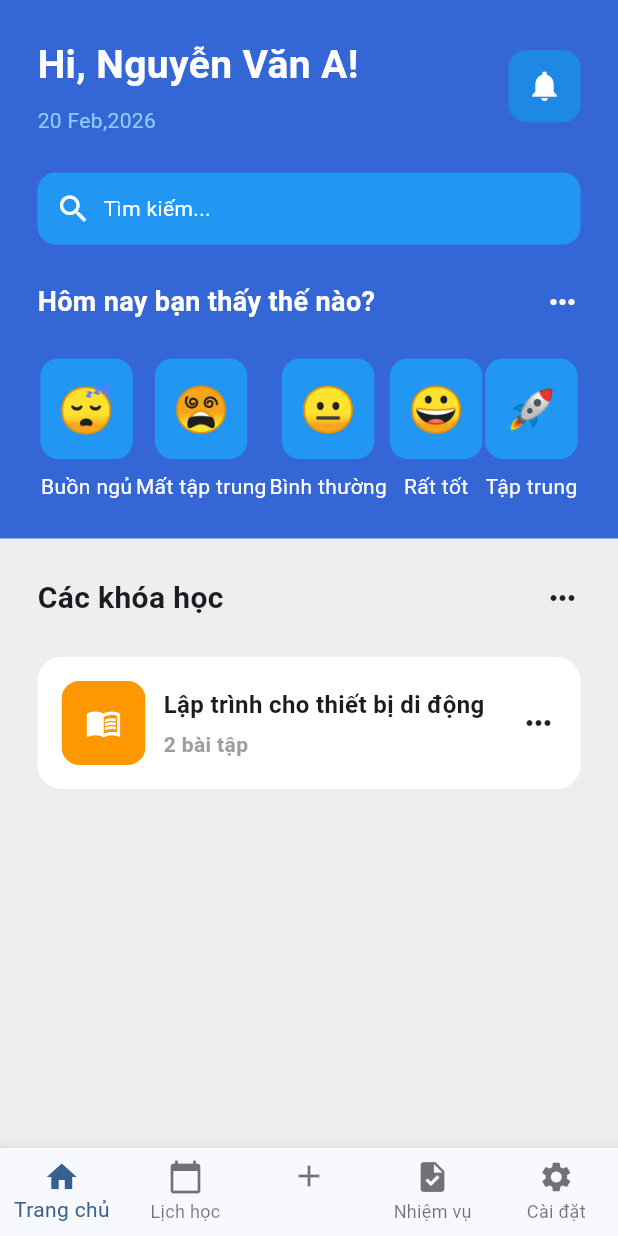
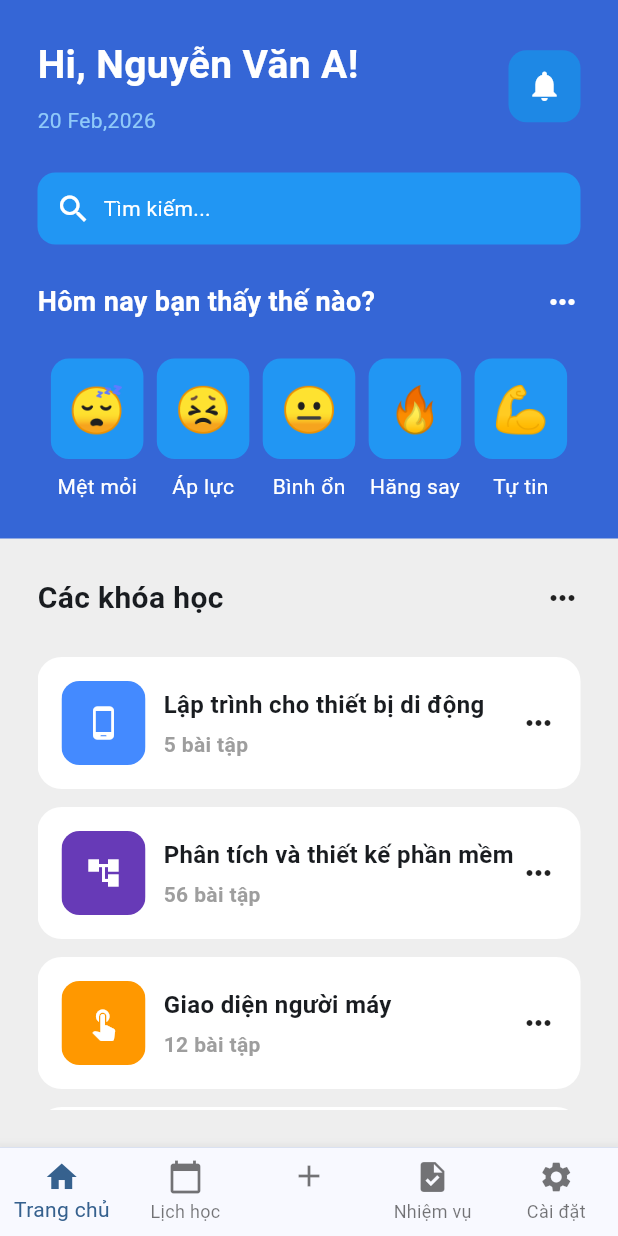
Before and after one commit to vuonglinh491/2025_2_LTTBDD_N02_Nhom_16, a Flutter app: the screen it shows after launch, on a phone screen of 412 x 824 dp. Run offline on Flutter 3.47's test engine with Material 3 defaults, Android fonts, the phone set to English and light mode, and no system bars.

Commit message:
Phần trang chủ update

```diff
--- a/lib/pages/home.dart
+++ b/lib/pages/home.dart
@@ -1,5 +1,6 @@
 import 'package:flutter/material.dart';
-import 'package:student_study_planner_app/rate/emoticon.dart';
+import 'package:student_study_planner_app/util/courses.dart';
+import 'package:student_study_planner_app/util/emoticon.dart';
 
 class Home extends StatefulWidget {
   const Home({super.key});
@@ -137,7 +138,7 @@ class _HomeState extends State<Home> {
                         height: 8,
                       ),
                       Text(
-                        'Buồn ngủ',
+                        'Mệt mỏi',
                         style: TextStyle(
                           color: Colors.white,
                         ),
@@ -149,13 +150,13 @@ class _HomeState extends State<Home> {
                   Column(
                     children: [
                       CamXuc(
-                        camxuc: '😵',
+                        camxuc: '😣',
                       ),
                       SizedBox(
                         height: 8,
                       ),
                       Text(
-                        'Mất tập trung',
+                        'Áp lực',
                         style: TextStyle(
                           color: Colors.white,
                         ),
@@ -173,7 +174,7 @@ class _HomeState extends State<Home> {
                         height: 8,
                       ),
                       Text(
-                        'Bình thường',
+                        'Bình ổn',
                         style: TextStyle(
                           color: Colors.white,
                         ),
@@ -181,17 +182,17 @@ class _HomeState extends State<Home> {
                     ],
                   ),
 
-                  //Rất tốt
+                  //Khá tốt
                   Column(
                     children: [
                       CamXuc(
-                        camxuc: '😀',
+                        camxuc: '🔥',
                       ),
                       SizedBox(
                         height: 8,
                       ),
                       Text(
-                        'Rất tốt',
+                        'Hăng say',
                         style: TextStyle(
                           color: Colors.white,
                         ),
@@ -203,13 +204,13 @@ class _HomeState extends State<Home> {
                   Column(
                     children: [
                       CamXuc(
-                        camxuc: '🚀',
+                        camxuc: '💪',
                       ),
                       SizedBox(
                         height: 8,
                       ),
                       Text(
-                        'Tập trung',
+                        'Tự tin',
                         style: TextStyle(
                           color: Colors.white,
                         ),
@@ -248,60 +249,41 @@ class _HomeState extends State<Home> {
                 ),
 
                 // Xem danh sách nd
-                Container(
-                  padding: EdgeInsets.all(16),
-                  decoration: BoxDecoration(
-                    color: Colors.white,
-                    borderRadius: BorderRadius.circular(16),
+                Expanded(
+                  child: ListView(
+                    children: [
+                      KhoaHoc(
+                        BieuTuong: Icons.phone_android,
+                        TenKhoaHoc: 'Lập trình cho thiết bị di động',
+                        SoBaiTap: 5,
+                        MauSac: Colors.blueAccent,
                       ),
-                  child: Row(
-                    mainAxisAlignment: MainAxisAlignment.spaceBetween,
-                    children: [
-
-                      Row(children: [
-                        ClipRRect(
-                          borderRadius: BorderRadius.circular(12),
-                          child: Container(
-                            padding: EdgeInsets.all(16),
-                            color: Colors.orange,
-                            child: Icon(
-                              Icons.menu_book,
-                              color: Colors.white,
+                      KhoaHoc(
+                        BieuTuong: Icons.account_tree,
+                        TenKhoaHoc: 'Phân tích và thiết kế phần mềm',
+                        SoBaiTap: 56,
+                        MauSac: Colors.deepPurple,
                       ),
+                      KhoaHoc(
+                        BieuTuong: Icons.touch_app,
+                        TenKhoaHoc: 'Giao diện người máy',
+                        SoBaiTap: 12,
+                        MauSac: Colors.orange,
                       ),
+                      KhoaHoc(
+                        BieuTuong: Icons.functions,
+                        TenKhoaHoc: 'Tối ưu hóa',
+                        SoBaiTap: 9,
+                        MauSac: Colors.redAccent,
                       ),
-
-                        SizedBox(
-                          width: 12,
+                      KhoaHoc(
+                        BieuTuong: Icons.menu_book,
+                        TenKhoaHoc: 'Tiếng anh 2',
+                        SoBaiTap: 5,
+                        MauSac: Colors.teal,
                       ),
-                        Column(
-                          crossAxisAlignment: CrossAxisAlignment.start,
-                          children: [
-                            Text(
-                              'Lập trình cho thiết bị di động',
-                              style: TextStyle(
-                                fontWeight: FontWeight.bold,
-                                fontSize: 16,
-                              ),
-                            ),
-                            SizedBox(
-                              height: 5,
-                            ),
-                            Text(
-                              '2 bài tập',
-                              style: TextStyle(
-                                fontWeight: FontWeight.bold,
-                                color: Colors.grey,
-                                fontSize: 14,
-                              ),
-                            )
                     ],
                   ),
-                      ],),
-
-                      Icon(Icons.more_horiz),
-                    ],
-                  )
                 ),
               ],),
             ),
--- /dev/null
+++ b/lib/util/courses.dart
@@ -0,0 +1,79 @@
+import 'package:flutter/material.dart';
+
+class KhoaHoc extends StatelessWidget {
+
+  final BieuTuong;
+  final String TenKhoaHoc;
+  final int SoBaiTap;
+  final MauSac;
+
+  const KhoaHoc({
+    Key? key,
+    required this.BieuTuong,
+    required this.TenKhoaHoc,
+    required this.SoBaiTap,
+    required this.MauSac,
+  });
+
+  @override
+  Widget build(BuildContext context) {
+    return Padding(
+      padding: const EdgeInsets.only(bottom: 12.0),
+      child: Container(
+        padding: EdgeInsets.all(16),
+        decoration: BoxDecoration(
+          color: Colors.white,
+          borderRadius: BorderRadius.circular(16),
+        ),
+        child: Row(
+          mainAxisAlignment: MainAxisAlignment.spaceBetween,
+          children: [
+
+            Row(children: [
+              ClipRRect(
+                borderRadius: BorderRadius.circular(12),
+                child: Container(
+                  padding: EdgeInsets.all(16),
+                  color: MauSac,
+                  child: Icon(
+                    BieuTuong,
+                    color: Colors.white,
+                  ),
+                ),
+              ),
+
+              SizedBox(
+                width: 12,
+              ),
+              Column(
+                crossAxisAlignment: CrossAxisAlignment.start,
+                children: [
+                  Text(
+                    TenKhoaHoc,
+                    style: TextStyle(
+                      fontWeight: FontWeight.bold,
+                      fontSize: 16,
+                    ),
+                  ),
+                  SizedBox(
+                    height: 5,
+                  ),
+                  Text(
+                    SoBaiTap.toString() + ' bài tập',
+                    style: TextStyle(
+                      fontWeight: FontWeight.bold,
+                      color: Colors.grey,
+                      fontSize: 14,
+                    ),
+                  )
+                ],
+              ),
+            ],),
+
+            Icon(Icons.more_horiz),
+          ],
+        )
+      ),
+    );
+  }
+}
```
Also changed, not shown: lib/util/emoticon.dart (renamed from lib/rate/emoticon.dart). Lines whose indentation alone changed are shown as unchanged.
